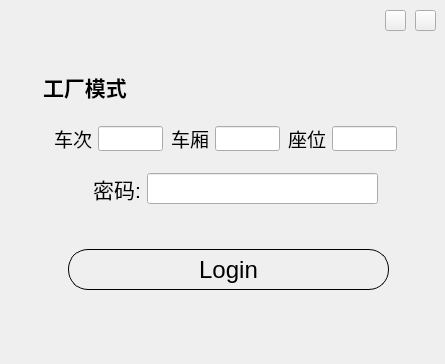
The window that InterfacialDesign/Login/loginform.ui (xb985547608/VIDICON) describes before a commit, drawn with Qt 5.
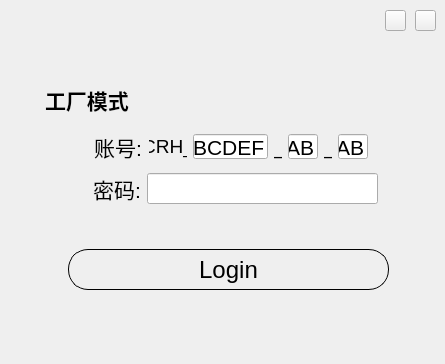
The same window after the commit. Icons and pictures are not drawn.

What changed in the file:
```diff
--- a/InterfacialDesign/Login/loginform.ui
+++ b/InterfacialDesign/Login/loginform.ui
@@ -130,8 +130,8 @@
   <widget class="QLabel" name="label">
    <property name="geometry">
     <rect>
-     <x>43</x>
-     <y>72</y>
+     <x>45</x>
+     <y>85</y>
      <width>101</width>
      <height>30</height>
     </rect>
@@ -154,8 +154,8 @@
   <widget class="QWidget" name="sbFactoryMode" native="true">
    <property name="geometry">
     <rect>
-     <x>150</x>
-     <y>70</y>
+     <x>152</x>
+     <y>83</y>
      <width>94</width>
      <height>35</height>
     </rect>
@@ -245,27 +245,56 @@
     </item>
    </layout>
   </widget>
-  <widget class="QWidget" name="layoutWidget">
+  <widget class="QWidget" name="">
    <property name="geometry">
     <rect>
-     <x>52</x>
-     <y>125</y>
-     <width>350</width>
-     <height>27</height>
+     <x>80</x>
+     <y>130</y>
+     <width>290</width>
+     <height>33</height>
     </rect>
    </property>
+   <layout class="QHBoxLayout" name="horizontalLayout_3">
+    <item>
+     <widget class="QLabel" name="label_6">
+      <property name="minimumSize">
+       <size>
+        <width>61</width>
+        <height>31</height>
+       </size>
+      </property>
+      <property name="maximumSize">
+       <size>
+        <width>61</width>
+        <height>31</height>
+       </size>
+      </property>
+      <property name="font">
+       <font>
+        <pointsize>16</pointsize>
+       </font>
+      </property>
+      <property name="text">
+       <string>账号:</string>
+      </property>
+      <property name="alignment">
+       <set>Qt::AlignRight|Qt::AlignTrailing|Qt::AlignVCenter</set>
+      </property>
+     </widget>
+    </item>
+    <item>
    <layout class="QHBoxLayout" name="horizontalLayout">
     <item>
      <widget class="QLabel" name="label_3">
       <property name="minimumSize">
        <size>
-        <width>40</width>
+          <width>38</width>
         <height>25</height>
        </size>
       </property>
       <property name="maximumSize">
        <size>
-        <width>40</width>
+          <width>38</width>
         <height>25</height>
        </size>
       </property>
@@ -275,10 +304,10 @@
        </font>
       </property>
       <property name="text">
-       <string>车次</string>
+         <string>CRH_</string>
       </property>
       <property name="alignment">
-       <set>Qt::AlignRight|Qt::AlignTrailing|Qt::AlignVCenter</set>
+         <set>Qt::AlignCenter</set>
       </property>
      </widget>
     </item>
@@ -286,13 +315,13 @@
      <widget class="QLineEdit" name="trainNum">
       <property name="minimumSize">
        <size>
-        <width>65</width>
+          <width>75</width>
         <height>25</height>
        </size>
       </property>
       <property name="maximumSize">
        <size>
-        <width>65</width>
+          <width>75</width>
         <height>25</height>
        </size>
       </property>
@@ -305,40 +334,43 @@
        <string notr="true"/>
       </property>
       <property name="text">
-       <string/>
+         <string>ABCDEF</string>
       </property>
       <property name="maxLength">
-       <number>5</number>
+         <number>6</number>
       </property>
       <property name="echoMode">
        <enum>QLineEdit::Normal</enum>
       </property>
+        <property name="alignment">
+         <set>Qt::AlignCenter</set>
+        </property>
      </widget>
     </item>
     <item>
      <widget class="QLabel" name="label_4">
       <property name="minimumSize">
        <size>
-        <width>40</width>
+          <width>8</width>
         <height>25</height>
        </size>
       </property>
       <property name="maximumSize">
        <size>
-        <width>40</width>
+          <width>8</width>
         <height>25</height>
        </size>
       </property>
       <property name="font">
        <font>
-        <pointsize>14</pointsize>
+          <pointsize>16</pointsize>
        </font>
       </property>
       <property name="text">
-       <string>车厢</string>
+         <string>_</string>
       </property>
       <property name="alignment">
-       <set>Qt::AlignRight|Qt::AlignTrailing|Qt::AlignVCenter</set>
+         <set>Qt::AlignCenter</set>
       </property>
      </widget>
     </item>
@@ -346,13 +378,13 @@
      <widget class="QLineEdit" name="coachNum">
       <property name="minimumSize">
        <size>
-        <width>65</width>
+          <width>30</width>
         <height>25</height>
        </size>
       </property>
       <property name="maximumSize">
        <size>
-        <width>65</width>
+          <width>30</width>
         <height>25</height>
        </size>
       </property>
@@ -364,38 +396,44 @@
       <property name="styleSheet">
        <string notr="true"/>
       </property>
+        <property name="text">
+         <string>AB</string>
+        </property>
       <property name="maxLength">
        <number>5</number>
       </property>
       <property name="echoMode">
        <enum>QLineEdit::Normal</enum>
       </property>
+        <property name="alignment">
+         <set>Qt::AlignCenter</set>
+        </property>
      </widget>
     </item>
     <item>
      <widget class="QLabel" name="label_5">
       <property name="minimumSize">
        <size>
-        <width>40</width>
+          <width>8</width>
         <height>25</height>
        </size>
       </property>
       <property name="maximumSize">
        <size>
-        <width>40</width>
+          <width>8</width>
         <height>25</height>
        </size>
       </property>
       <property name="font">
        <font>
-        <pointsize>14</pointsize>
+          <pointsize>16</pointsize>
        </font>
       </property>
       <property name="text">
-       <string>座位</string>
+         <string>_</string>
       </property>
       <property name="alignment">
-       <set>Qt::AlignRight|Qt::AlignTrailing|Qt::AlignVCenter</set>
+         <set>Qt::AlignCenter</set>
       </property>
      </widget>
     </item>
@@ -403,13 +441,13 @@
      <widget class="QLineEdit" name="seatNum">
       <property name="minimumSize">
        <size>
-        <width>65</width>
+          <width>30</width>
         <height>25</height>
        </size>
       </property>
       <property name="maximumSize">
        <size>
-        <width>65</width>
+          <width>30</width>
         <height>25</height>
        </size>
       </property>
@@ -421,6 +459,9 @@
       <property name="styleSheet">
        <string notr="true"/>
       </property>
+        <property name="text">
+         <string>AB</string>
+        </property>
       <property name="maxLength">
        <number>5</number>
       </property>
@@ -428,6 +469,8 @@
        <enum>QLineEdit::Normal</enum>
       </property>
      </widget>
+      </item>
+     </layout>
     </item>
    </layout>
   </widget>
```
Lines whose indentation alone changed are shown as unchanged.
